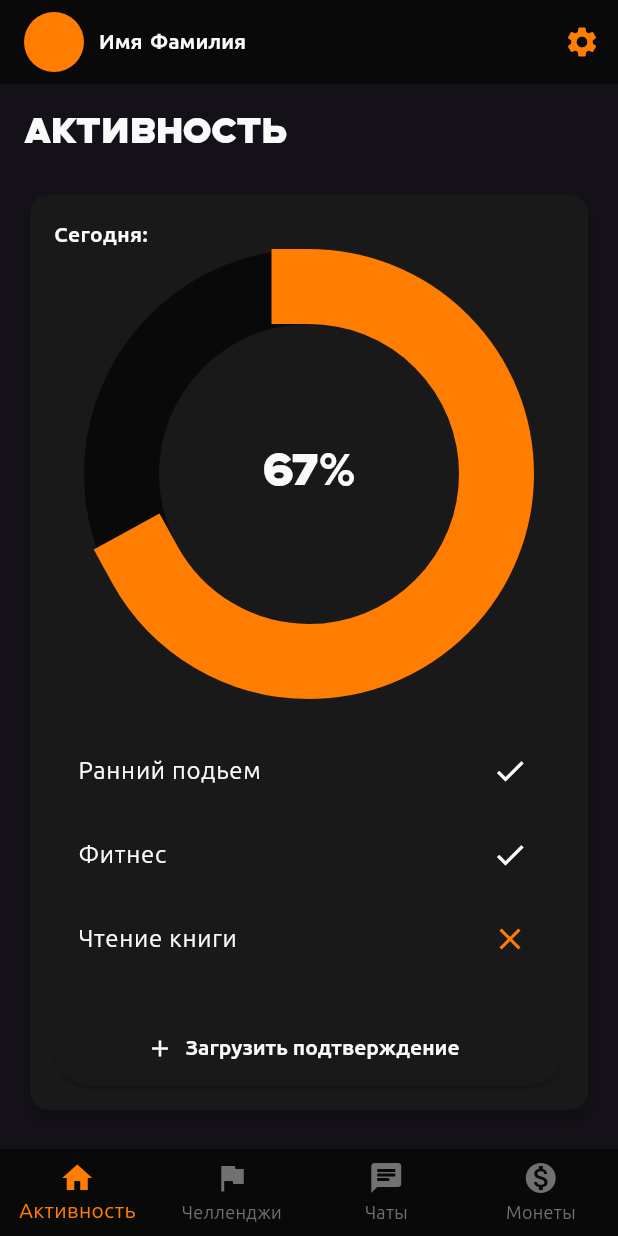
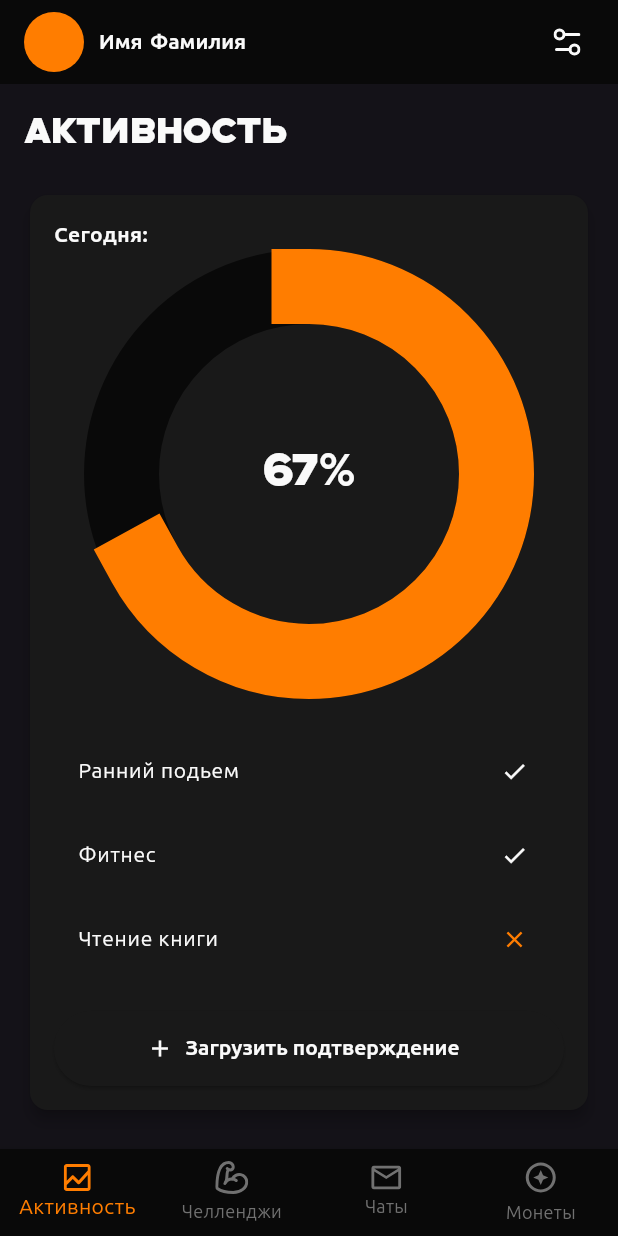
Before and after one commit to iivgll/parimate, a Flutter app: the screen it shows after launch, on a phone screen of 412 x 824 dp. Run offline on Flutter 3.47's test engine with Material 3 defaults, Android fonts, the phone set to English and light mode, and no system bars; drawn by our look-alikes of percent_indicator; our stand-ins replace flutter_riverpod, flutter_svg, go_router.

Commit message:
+ Готов главный экран

```diff
--- /dev/null
+++ b/lib/common/utils/extensions.dart
@@ -0,0 +1,7 @@
+import 'dart:ui';
+
+extension ToColorFilter on Color {
+  ColorFilter? get toColorFilter {
+    return ColorFilter.mode(this, BlendMode.srcIn);
+  }
+}
--- /dev/null
+++ b/lib/common/utils/icons.dart
@@ -0,0 +1,77 @@
+class AppIcons {
+  static const String alarm = 'assets/icons/alarm.svg';
+  static const String alien = 'assets/icons/alien.svg';
+  static const String apple = 'assets/icons/apple.svg';
+  static const String ballAmericanFootball =
+      'assets/icons/ball-american-football.svg';
+  static const String ballBaseball = 'assets/icons/ball-baseball.svg';
+  static const String ballBasketball = 'assets/icons/ball-basketball.svg';
+  static const String ballFootball = 'assets/icons/ball-football.svg';
+  static const String ballTennis = 'assets/icons/ball-tennis.svg';
+  static const String ballVolleyball = 'assets/icons/ball-volleyball.svg';
+  static const String balloon = 'assets/icons/balloon.svg';
+  static const String bandage = 'assets/icons/bandage.svg';
+  static const String battery = 'assets/icons/battery.svg';
+  static const String battery1 = 'assets/icons/battery-1.svg';
+  static const String battery4 = 'assets/icons/battery-4.svg';
+  static const String batteryCharging = 'assets/icons/battery-charging.svg';
+  static const String beach = 'assets/icons/beach.svg';
+  static const String bed = 'assets/icons/bed.svg';
+  static const String beer = 'assets/icons/beer.svg';
+  static const String bike = 'assets/icons/bike.svg';
+  static const String bone = 'assets/icons/bone.svg';
+  static const String book = 'assets/icons/book.svg';
+  static const String bookOff = 'assets/icons/book-off.svg';
+  static const String books = 'assets/icons/books.svg';
+  static const String bottle = 'assets/icons/bottle.svg';
+  static const String brightnessUp = 'assets/icons/brightness-up.svg';
+  static const String bubbleText = 'assets/icons/bubble-text.svg';
+  static const String bubbleX = 'assets/icons/bubble-x.svg';
+  static const String buildingCommunity = 'assets/icons/building-community.svg';
+  static const String cakeOff = 'assets/icons/cake-off.svg';
+  static const String candy = 'assets/icons/candy.svg';
+  static const String candyOff = 'assets/icons/candy-off.svg';
+  static const String carrot = 'assets/icons/carrot.svg';
+  static const String cat = 'assets/icons/cat.svg';
+  static const String christmasTree = 'assets/icons/christmas-tree.svg';
+  static const String clockHour2 = 'assets/icons/clock-hour-2.svg';
+  static const String deviceTv = 'assets/icons/device-tv.svg';
+  static const String deviceTvOff = 'assets/icons/device-tv-off.svg';
+  static const String dog = 'assets/icons/dog.svg';
+  static const String droplet = 'assets/icons/droplet.svg';
+  static const String friends = 'assets/icons/friends.svg';
+  static const String friendsOff = 'assets/icons/friends-off.svg';
+  static const String ghost = 'assets/icons/ghost.svg';
+  static const String ghost3 = 'assets/icons/ghost-3.svg';
+  static const String gift = 'assets/icons/gift.svg';
+  static const String glassFull = 'assets/icons/glass-full.svg';
+  static const String globe = 'assets/icons/globe.svg';
+  static const String headphones = 'assets/icons/headphones.svg';
+  static const String headphonesOff = 'assets/icons/headphones-off.svg';
+  static const String heart = 'assets/icons/heart.svg';
+  static const String home = 'assets/icons/home.svg';
+  static const String hourglass = 'assets/icons/hourglass.svg';
+  static const String meatOff = 'assets/icons/meat-off.svg';
+  static const String messageOff = 'assets/icons/message-off.svg';
+  static const String mountain = 'assets/icons/mountain.svg';
+  static const String paint = 'assets/icons/paint.svg';
+  static const String pigMoney = 'assets/icons/pig-money.svg';
+  static const String settings = 'assets/icons/settings.svg';
+  static const String shoppingBag = 'assets/icons/shopping-bag.svg';
+  static const String shoppingCart = 'assets/icons/shopping-cart.svg';
+  static const String shoppingCartOff = 'assets/icons/shopping-cart-off.svg';
+  static const String snowboarding = 'assets/icons/snowboarding.svg';
+  static const String snowman = 'assets/icons/snowman.svg';
+  static const String sofa = 'assets/icons/sofa.svg';
+  static const String sofaOff = 'assets/icons/sofa-off.svg';
+  static const String stethoscope = 'assets/icons/stethoscope.svg';
+  static const String stretching = 'assets/icons/stretching.svg';
+  static const String sunglasses = 'assets/icons/sunglasses.svg';
+  static const String tie = 'assets/icons/tie.svg';
+  static const String trash = 'assets/icons/trash.svg';
+  static const String treadmill = 'assets/icons/treadmill.svg';
+  static const String activity = 'assets/icons/activity.svg';
+  static const String chat = 'assets/icons/chat.svg';
+  static const String chellenges = 'assets/icons/chellenges.svg';
+  static const String coin = 'assets/icons/coin.svg';
+}
--- a/lib/common/widgets/bottom_navigation_bar.dart
+++ b/lib/common/widgets/bottom_navigation_bar.dart
@@ -1,7 +1,8 @@
-// lib/common/widgets/custom_bottom_navigation_bar.dart
-
 import 'package:flutter/material.dart';
+import 'package:flutter_svg/svg.dart';
 import 'package:go_router/go_router.dart';
+import 'package:parimate/common/utils/extensions.dart';
+import 'package:parimate/common/utils/icons.dart';
 
 import '../../../common/utils/colors.dart';
 
@@ -55,24 +56,40 @@ class CustomBottomNavigationBar extends StatelessWidget {
             break;
         }
       },
-      selectedItemColor: AppColors.orange,
-      unselectedItemColor: AppColors.grey,
       type: BottomNavigationBarType.fixed,
-      items: const [
+      items: [
         BottomNavigationBarItem(
-          icon: Icon(Icons.home),
+          icon: SvgPicture.asset(
+            AppIcons.activity,
+            colorFilter: currentIndex == 0
+                ? AppColors.orange.toColorFilter
+                : AppColors.grey.toColorFilter,
+          ),
           label: 'Активность',
         ),
         BottomNavigationBarItem(
-          icon: Icon(Icons.flag),
+          icon: SvgPicture.asset(AppIcons.chellenges,
+              colorFilter: currentIndex == 1
+                  ? AppColors.orange.toColorFilter
+                  : AppColors.grey.toColorFilter),
           label: 'Челленджи',
         ),
         BottomNavigationBarItem(
-          icon: Icon(Icons.chat),
+          icon: SvgPicture.asset(
+            AppIcons.chat,
+            colorFilter: currentIndex == 2
+                ? AppColors.orange.toColorFilter
+                : AppColors.grey.toColorFilter,
+          ),
           label: 'Чаты',
         ),
         BottomNavigationBarItem(
-          icon: Icon(Icons.monetization_on),
+          icon: SvgPicture.asset(
+            AppIcons.coin,
+            colorFilter: currentIndex == 3
+                ? AppColors.orange.toColorFilter
+                : AppColors.grey.toColorFilter,
+          ),
           label: 'Монеты',
         ),
       ],
--- a/lib/features/home/presentation/widgets/main_appbar_widget.dart
+++ b/lib/features/home/presentation/widgets/main_appbar_widget.dart
@@ -1,4 +1,7 @@
 import 'package:flutter/material.dart';
+import 'package:flutter_svg/svg.dart';
+import 'package:parimate/common/utils/extensions.dart';
+import 'package:parimate/common/utils/icons.dart';
 
 import '../../../../common/utils/colors.dart';
 import '../../../../common/utils/font_family.dart';
@@ -51,12 +54,22 @@ class MainAppbarWidget extends StatelessWidget implements PreferredSizeWidget {
         ],
       ),
       actions: [
-        IconButton(
-          icon: const Icon(Icons.settings),
-          onPressed: () {
-            // Обработчик нажатия на иконку настроек
-            // Например, навигация на страницу настроек
-          },
+        Row(
+          children: [
+            IconButton(
+              icon: SvgPicture.asset(
+                AppIcons.settings,
+                colorFilter: AppColors.white.toColorFilter,
+              ),
+              onPressed: () {
+                // Обработчик нажатия на иконку настроек
+                // Например, навигация на страницу настроек
+              },
+            ),
+            const SizedBox(
+              width: 10,
+            )
+          ],
         ),
       ],
     );
--- a/lib/features/home/presentation/widgets/main_card_widget.dart
+++ b/lib/features/home/presentation/widgets/main_card_widget.dart
@@ -50,9 +50,15 @@ class MainCardWidget extends StatelessWidget {
               title: Text(
                 'Ранний подьем',
                 style: TextStyle(
-                    color: AppColors.white, fontFamily: AppFontFamily.ubuntu),
+                    color: AppColors.white,
+                    fontFamily: AppFontFamily.ubuntu,
+                    fontSize: 14),
               ),
-              trailing: const Icon(Icons.check, color: AppColors.white),
+              trailing: const Icon(
+                Icons.check,
+                color: AppColors.white,
+                size: 18,
+              ),
               onTap: () {},
             ),
             ListTile(
@@ -60,9 +66,14 @@ class MainCardWidget extends StatelessWidget {
                 'Фитнес',
                 style: TextStyle(
                     color: AppColors.white,
-                    fontFamily: AppFontFamily.ubuntu), // Белый текст
+                    fontFamily: AppFontFamily.ubuntu,
+                    fontSize: 14), // Белый текст
               ),
-              trailing: const Icon(Icons.check, color: AppColors.white),
+              trailing: const Icon(
+                Icons.check,
+                color: AppColors.white,
+                size: 18,
+              ),
               onTap: () {},
             ),
             ListTile(
@@ -70,9 +81,14 @@ class MainCardWidget extends StatelessWidget {
                 'Чтение книги',
                 style: TextStyle(
                     color: AppColors.white,
-                    fontFamily: AppFontFamily.ubuntu), // Белый текст
+                    fontFamily: AppFontFamily.ubuntu,
+                    fontSize: 14), // Белый текст
               ),
-              trailing: const Icon(Icons.close, color: AppColors.orange),
+              trailing: const Icon(
+                Icons.close,
+                color: AppColors.orange,
+                size: 18,
+              ),
               onTap: () {},
             ),
             const SizedBox(height: 20),
```
Also changed, not shown: pubspec.yaml (+3 -4 lines), assets/icons/activity.svg (added), assets/icons/chat.svg (added), assets/icons/chellenges.svg (added), assets/icons/coin.svg (added), assets/icons/settings.svg (added), pubspec.lock, 1 other file.
